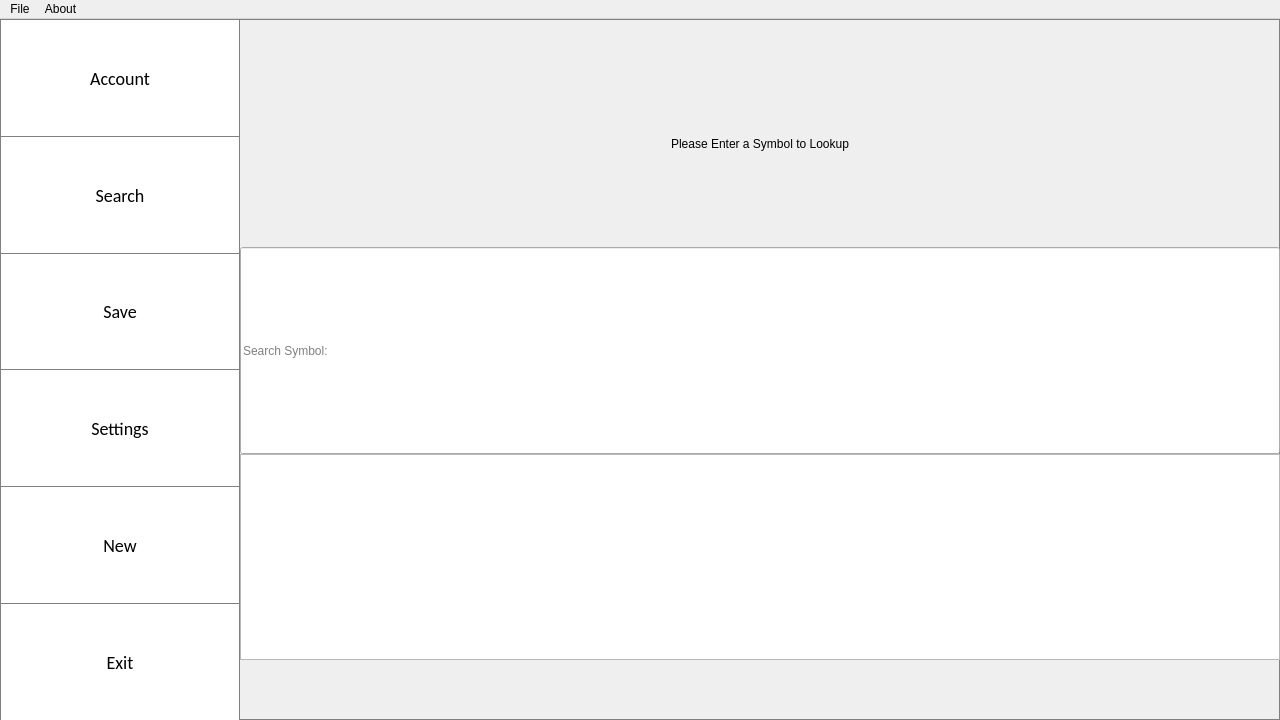
Before: the Qt Designer form MarketGame/mainwindow.ui in plagentile/Market_Game, drawn with Qt 5.
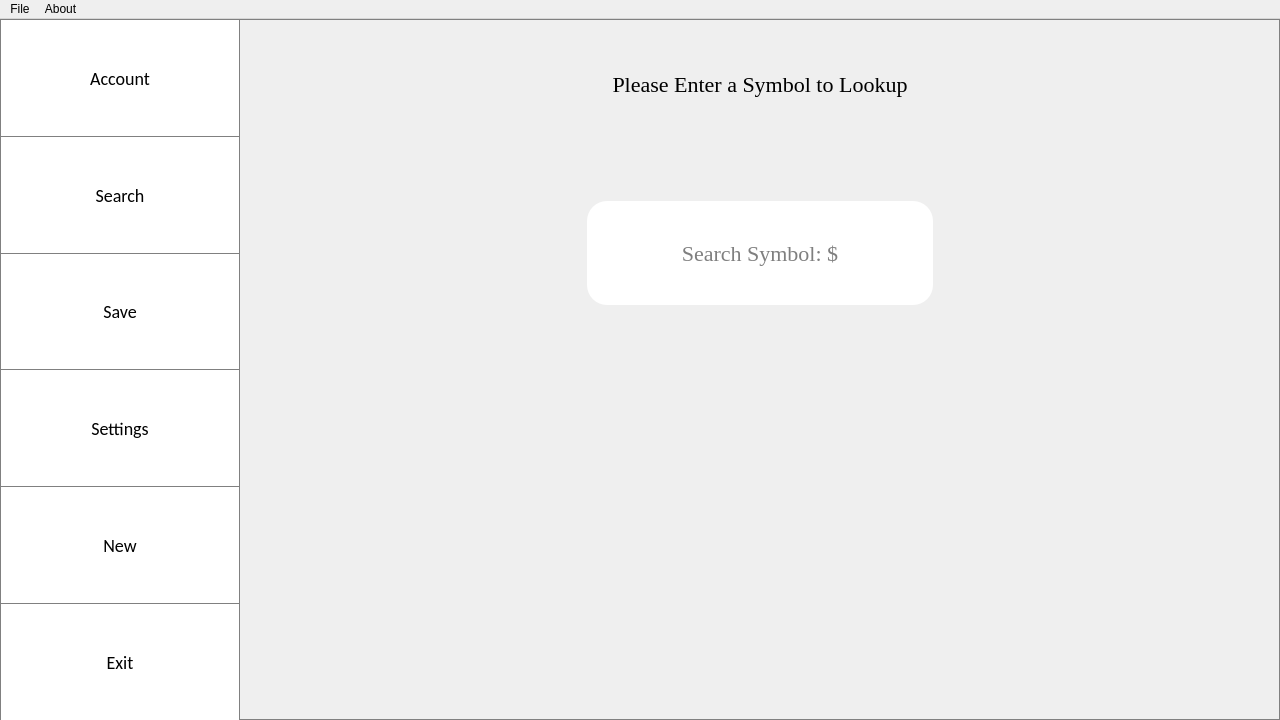
After: the same form once the commit is applied.

Commit message: optimized search for finding additional symbols that are alike the ones the user entered

```diff
--- a/MarketGame/mainwindow.ui
+++ b/MarketGame/mainwindow.ui
@@ -11,7 +11,7 @@
    </rect>
   </property>
   <property name="sizePolicy">
-   <sizepolicy hsizetype="Fixed" vsizetype="Fixed">
+   <sizepolicy hsizetype="Preferred" vsizetype="Preferred">
     <horstretch>0</horstretch>
     <verstretch>0</verstretch>
    </sizepolicy>
@@ -22,12 +22,6 @@
     <height>480</height>
    </size>
   </property>
-  <property name="maximumSize">
-   <size>
-    <width>1920</width>
-    <height>1080</height>
-   </size>
-  </property>
   <property name="windowTitle">
    <string>Qt Market Viewer</string>
   </property>
@@ -105,7 +99,20 @@
 {
 	background-color: gray;
 }
-</string>
+
+#symbolSearchLineEdit, #symbolSearchBanner
+{
+	font-size: 22px;
+	font-family: Georgia;
+	border-radius: 20px;
+}
+
+#symbolListResults
+{
+	font-size: 18px;
+	font-family: Verdana;
+	background-color:transparent;
+}</string>
   </property>
   <widget class="QWidget" name="centralwidget">
    <layout class="QHBoxLayout" name="coreHorizontalLayout">
@@ -261,6 +268,22 @@
         </property>
        </spacer>
       </item>
+      <item>
+       <spacer name="topSearchSymbolPageVerticalSpacer">
+        <property name="orientation">
+         <enum>Qt::Vertical</enum>
+        </property>
+        <property name="sizeType">
+         <enum>QSizePolicy::Minimum</enum>
+        </property>
+        <property name="sizeHint" stdset="0">
+         <size>
+          <width>20</width>
+          <height>40</height>
+         </size>
+        </property>
+       </spacer>
+      </item>
       <item>
        <widget class="QStackedWidget" name="searchAndViewSymbolStackedWidget">
         <property name="currentIndex">
@@ -274,14 +297,23 @@
           <property name="leftMargin">
            <number>0</number>
           </property>
+          <property name="topMargin">
+           <number>0</number>
+          </property>
           <property name="rightMargin">
            <number>0</number>
           </property>
           <property name="bottomMargin">
-           <number>20</number>
+           <number>0</number>
           </property>
           <item>
            <widget class="QLabel" name="symbolSearchBanner">
+            <property name="sizePolicy">
+             <sizepolicy hsizetype="Preferred" vsizetype="Minimum">
+              <horstretch>0</horstretch>
+              <verstretch>0</verstretch>
+             </sizepolicy>
+            </property>
             <property name="text">
              <string>Please Enter a Symbol to Lookup</string>
             </property>
@@ -291,9 +323,54 @@
            </widget>
           </item>
           <item>
+           <layout class="QVBoxLayout" name="searchSymbolVerticalLayout">
+            <property name="spacing">
+             <number>0</number>
+            </property>
+            <property name="topMargin">
+             <number>0</number>
+            </property>
+            <property name="bottomMargin">
+             <number>0</number>
+            </property>
+            <item>
+             <spacer name="midSearchSymbolPageVerticalSpacer">
+              <property name="orientation">
+               <enum>Qt::Vertical</enum>
+              </property>
+              <property name="sizeType">
+               <enum>QSizePolicy::MinimumExpanding</enum>
+              </property>
+              <property name="sizeHint" stdset="0">
+               <size>
+                <width>20</width>
+                <height>40</height>
+               </size>
+              </property>
+             </spacer>
+            </item>
+            <item>
+             <layout class="QHBoxLayout" name="searchSymbolHorizontalLayout">
+              <item>
+               <spacer name="searchSymbolLeftHorizontalSpacer">
+                <property name="orientation">
+                 <enum>Qt::Horizontal</enum>
+                </property>
+                <property name="sizeType">
+                 <enum>QSizePolicy::MinimumExpanding</enum>
+                </property>
+                <property name="sizeHint" stdset="0">
+                 <size>
+                  <width>40</width>
+                  <height>20</height>
+                 </size>
+                </property>
+               </spacer>
+              </item>
+              <item>
            <widget class="QLineEdit" name="symbolSearchLineEdit">
             <property name="sizePolicy">
-             <sizepolicy hsizetype="Preferred" vsizetype="Preferred">
+                 <sizepolicy hsizetype="MinimumExpanding" vsizetype="MinimumExpanding">
               <horstretch>0</horstretch>
               <verstretch>0</verstretch>
              </sizepolicy>
@@ -308,13 +385,13 @@
              <number>32767</number>
             </property>
             <property name="frame">
-             <bool>true</bool>
+                 <bool>false</bool>
             </property>
             <property name="alignment">
-             <set>Qt::AlignLeading|Qt::AlignLeft|Qt::AlignVCenter</set>
+                 <set>Qt::AlignCenter</set>
             </property>
             <property name="placeholderText">
-             <string>Search Symbol:</string>
+                 <string>Search Symbol: $</string>
             </property>
             <property name="cursorMoveStyle">
              <enum>Qt::VisualMoveStyle</enum>
@@ -325,13 +402,57 @@
            </widget>
           </item>
           <item>
+               <spacer name="searchSymbolRightHorizontalSpacer">
+                <property name="orientation">
+                 <enum>Qt::Horizontal</enum>
+                </property>
+                <property name="sizeType">
+                 <enum>QSizePolicy::MinimumExpanding</enum>
+                </property>
+                <property name="sizeHint" stdset="0">
+                 <size>
+                  <width>40</width>
+                  <height>20</height>
+                 </size>
+                </property>
+               </spacer>
+              </item>
+             </layout>
+            </item>
+           </layout>
+          </item>
+          <item>
+           <layout class="QHBoxLayout" name="symbolListResultsHorizontalLayout">
+            <item>
+             <spacer name="leftSymbolListResultHSpacer">
+              <property name="orientation">
+               <enum>Qt::Horizontal</enum>
+              </property>
+              <property name="sizeType">
+               <enum>QSizePolicy::MinimumExpanding</enum>
+              </property>
+              <property name="sizeHint" stdset="0">
+               <size>
+                <width>40</width>
+                <height>20</height>
+               </size>
+              </property>
+             </spacer>
+            </item>
+            <item>
            <widget class="QListView" name="symbolListResults">
             <property name="sizePolicy">
-             <sizepolicy hsizetype="Preferred" vsizetype="Preferred">
+               <sizepolicy hsizetype="MinimumExpanding" vsizetype="MinimumExpanding">
               <horstretch>0</horstretch>
               <verstretch>0</verstretch>
              </sizepolicy>
             </property>
+              <property name="frameShape">
+               <enum>QFrame::NoFrame</enum>
+              </property>
+              <property name="frameShadow">
+               <enum>QFrame::Plain</enum>
+              </property>
             <property name="verticalScrollBarPolicy">
              <enum>Qt::ScrollBarAlwaysOff</enum>
             </property>
@@ -339,23 +460,62 @@
              <enum>Qt::ScrollBarAlwaysOff</enum>
             </property>
             <property name="sizeAdjustPolicy">
-             <enum>QAbstractScrollArea::AdjustToContents</enum>
+               <enum>QAbstractScrollArea::AdjustToContentsOnFirstShow</enum>
             </property>
             <property name="editTriggers">
-             <set>QAbstractItemView::DoubleClicked</set>
+               <set>QAbstractItemView::NoEditTriggers</set>
+              </property>
+              <property name="tabKeyNavigation">
+               <bool>true</bool>
+              </property>
+              <property name="showDropIndicator" stdset="0">
+               <bool>false</bool>
+              </property>
+              <property name="selectionBehavior">
+               <enum>QAbstractItemView::SelectRows</enum>
+              </property>
+              <property name="flow">
+               <enum>QListView::TopToBottom</enum>
             </property>
             <property name="resizeMode">
-             <enum>QListView::Adjust</enum>
+               <enum>QListView::Fixed</enum>
+              </property>
+              <property name="spacing">
+               <number>10</number>
+              </property>
+              <property name="viewMode">
+               <enum>QListView::ListMode</enum>
+              </property>
+              <property name="batchSize">
+               <number>5</number>
+              </property>
+              <property name="itemAlignment">
+               <set>Qt::AlignHCenter|Qt::AlignJustify</set>
             </property>
            </widget>
           </item>
           <item>
-           <spacer name="symbolSearchVerticalSpacer">
+             <spacer name="rightSymbolListResultHSpacer">
             <property name="orientation">
-             <enum>Qt::Vertical</enum>
+               <enum>Qt::Horizontal</enum>
             </property>
             <property name="sizeType">
-             <enum>QSizePolicy::Preferred</enum>
+               <enum>QSizePolicy::MinimumExpanding</enum>
+              </property>
+              <property name="sizeHint" stdset="0">
+               <size>
+                <width>40</width>
+                <height>20</height>
+               </size>
+              </property>
+             </spacer>
+            </item>
+           </layout>
+          </item>
+          <item>
+           <spacer name="bottomSearchSymbolPageVerticalSpacer">
+            <property name="orientation">
+             <enum>Qt::Vertical</enum>
             </property>
             <property name="sizeHint" stdset="0">
              <size>
```
Left out of the diff: 2 changed lines with no effect on the pictures. Lines whose indentation alone changed are shown as unchanged. The commit also changes 3 other files.
